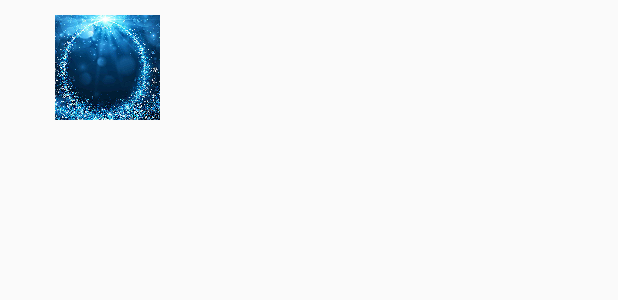
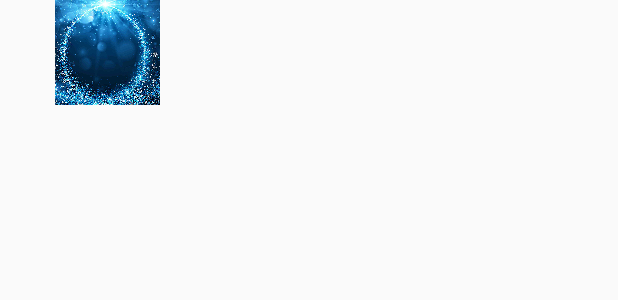
Before and after one commit to huang1xiaoxin/HXMusic, an Android app: the layout song_row3_item_view.xml on its own in the app's theme, with its tools: preview values and no code run, on a phone screen of 412 x 824 dp. Shown: the top 300 px of the screen. Run offline under Robolectric (Android 15) with nearby library versions, the phone set to English and light mode, and no system bars.

Commit message:
调整Padding

```diff
--- a/app/src/main/res/layout/recycle_view_song_item.xml
+++ b/app/src/main/res/layout/recycle_view_song_item.xml
@@ -3,7 +3,8 @@
     xmlns:tools="http://schemas.android.com/tools"
     android:layout_width="wrap_content"
     android:layout_height="wrap_content"
-    android:padding="6dp">
+    android:paddingStart="5dp"
+    android:paddingEnd="5dp">
 
     <LinearLayout
         android:layout_width="80dp"
--- a/app/src/main/res/layout/song_row3_item_view.xml
+++ b/app/src/main/res/layout/song_row3_item_view.xml
@@ -2,10 +2,11 @@
 <LinearLayout xmlns:android="http://schemas.android.com/apk/res/android"
     xmlns:tools="http://schemas.android.com/tools"
     android:layout_width="match_parent"
-    android:layout_height="110dp"
+    android:layout_height="wrap_content"
+    android:orientation="horizontal"
+    android:paddingStart="5dp"
     android:gravity="center_horizontal"
-    android:orientation="horizontal"
-    android:padding="5dp">
+    android:paddingEnd="5dp">
 
     <LinearLayout
         android:layout_width="0dp"
--- a/app/src/main/res/layout/title_item_view.xml
+++ b/app/src/main/res/layout/title_item_view.xml
@@ -3,6 +3,7 @@
     xmlns:tools="http://schemas.android.com/tools"
     android:layout_width="match_parent"
     android:layout_height="wrap_content"
+    android:padding="5dp"
     android:orientation="horizontal">
 
     <TextView
@@ -10,7 +11,6 @@
         android:layout_width="wrap_content"
         android:layout_height="wrap_content"
         android:layout_alignParentStart="true"
-        android:layout_marginStart="10dp"
         android:ellipsize="end"
         android:maxEms="10"
         android:singleLine="true"
```
